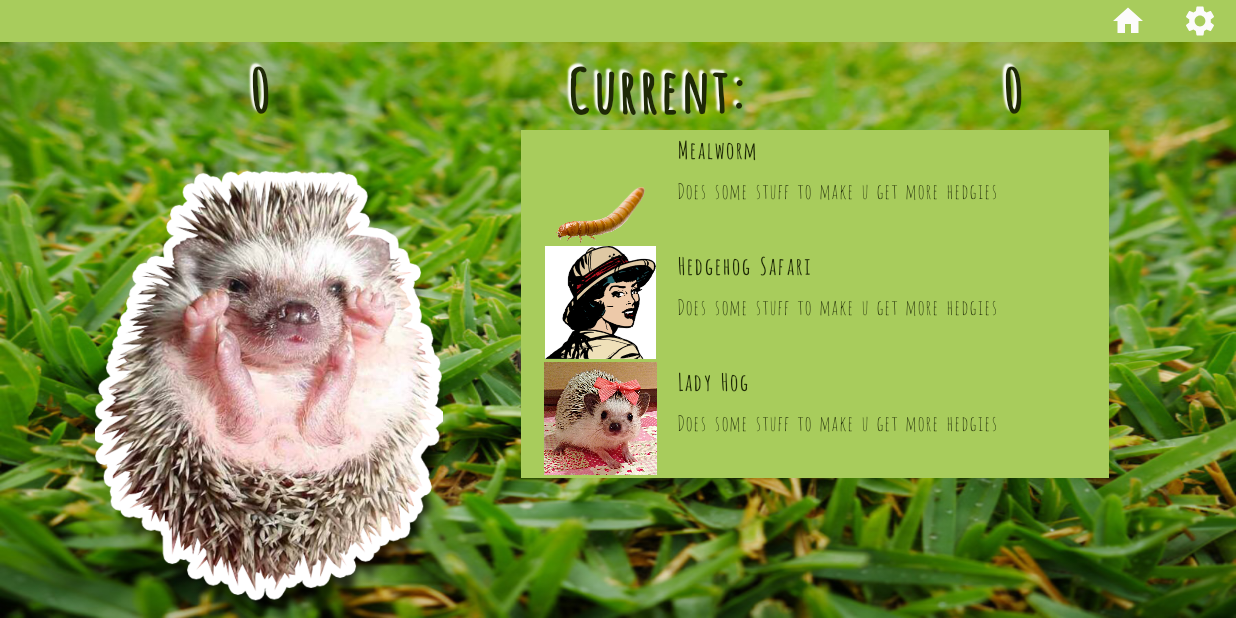
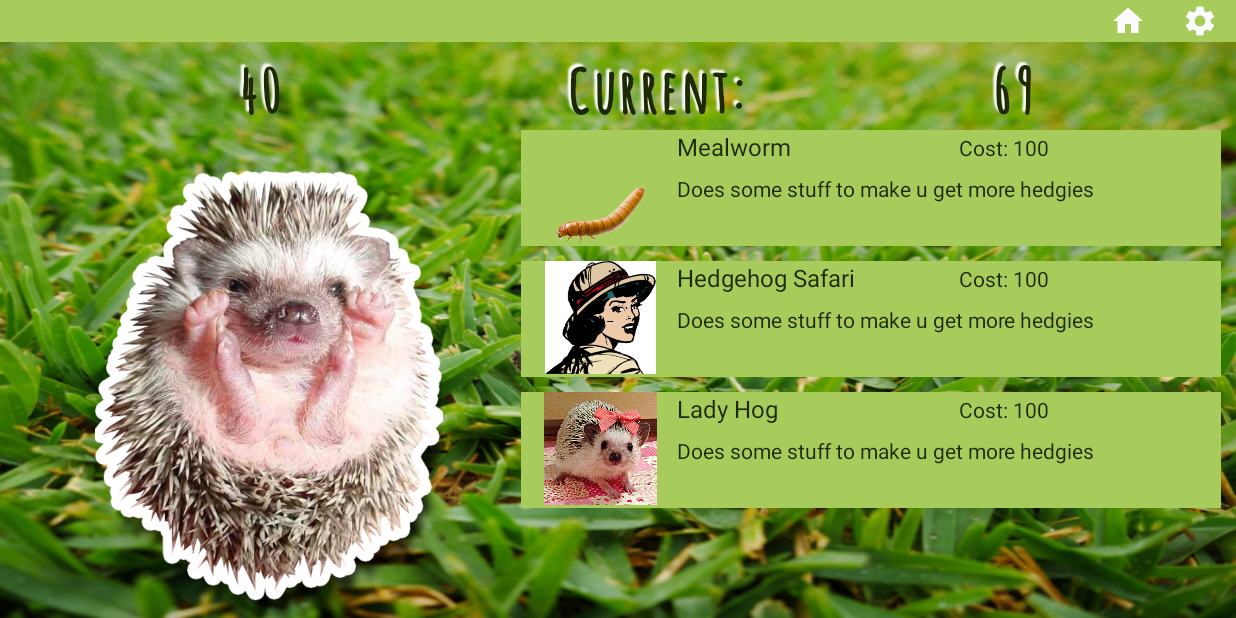
Before and after one commit to winter2022-comp3717/project-team-hedgehogs, an Android app: the GameActivity screen opened directly, with no data from a screen before it, on a phone screen of 824 x 412 dp (held sideways). Run offline under Robolectric (Android 15) with nearby library versions, the phone set to English and light mode, and no system bars; Roboto replaces fonts that are not available here.

Commit message:
added powerup recycler, adjusted layouts and i think make textview in story scrollable doesnt work yet so cant test

```diff
--- a/app/src/main/java/com/bcit/hedgehog_honeymoon/GameActivity.java
+++ b/app/src/main/java/com/bcit/hedgehog_honeymoon/GameActivity.java
@@ -148,9 +148,9 @@
     }
 
     PowerUps [] arr = new PowerUps[]{
-            new PowerUps ("Mealworm", "Does some stuff to make u get more hedgies", R.drawable.mealworm),
-            new PowerUps ("Hedgehog Safari", "Does some stuff to make u get more hedgies", R.drawable.safari),
-            new PowerUps ("Lady Hog", "Does some stuff to make u get more hedgies", R.drawable.ladyhog)
+            new PowerUps ("Mealworm", "Does some stuff to make u get more hedgies", "Cost: 100", R.drawable.mealworm),
+            new PowerUps ("Hedgehog Safari", "Does some stuff to make u get more hedgies", "Cost: 100", R.drawable.safari),
+            new PowerUps ("Lady Hog", "Does some stuff to make u get more hedgies", "Cost: 100", R.drawable.ladyhog)
     };
 
 }
--- a/app/src/main/java/com/bcit/hedgehog_honeymoon/PowerUpRecycler.java
+++ b/app/src/main/java/com/bcit/hedgehog_honeymoon/PowerUpRecycler.java
@@ -19,6 +19,7 @@
     public static class ViewHolder extends RecyclerView.ViewHolder {
         private final TextView nameValue;
         private final TextView descriptionValue;
+        private final TextView costValue;
         private final ImageView img;
 
         public ViewHolder(View view) {
@@ -26,6 +27,7 @@
 
             nameValue = view.findViewById(R.id.textView_power_up_name);
             descriptionValue = view.findViewById(R.id.textView_power_up_desc);
+            costValue = view.findViewById(R.id.textView_power_up_cost);
             img = view.findViewById(R.id.imageView_power_ups);
         }
 
@@ -34,6 +36,9 @@
         }
         public TextView getDescriptionValue() {
             return descriptionValue;
+        }
+        public TextView getCostValue() {
+            return costValue;
         }
         public ImageView getImg() {
             return img;
@@ -67,6 +72,7 @@
         PowerUps item = localDataSet[position];
         viewHolder.getNameValue().setText(item.getName());
         viewHolder.getDescriptionValue().setText(item.getDescription());
+        viewHolder.getCostValue().setText(item.getCost());
         viewHolder.getImg().setImageResource(item.getImageId());
     }
 
--- a/app/src/main/java/com/bcit/hedgehog_honeymoon/PowerUps.java
+++ b/app/src/main/java/com/bcit/hedgehog_honeymoon/PowerUps.java
@@ -3,11 +3,13 @@
 public class PowerUps {
     String name;
     String description;
+    String cost;
     int imageId;
 
-    public PowerUps(String name, String description, int imageId) {
+    public PowerUps(String name, String description, String cost, int imageId) {
         this.name = name;
         this.description = description;
+        this.cost = cost;
         this.imageId = imageId;
     }
 
@@ -34,4 +36,12 @@
     public void setImageId(int imageId) {
         this.imageId = imageId;
     }
+
+    public String getCost() {
+        return cost;
+    }
+
+    public void setCost(String cost) {
+        this.cost = cost;
+    }
 }
--- a/app/src/main/java/com/bcit/hedgehog_honeymoon/SaveState.java
+++ b/app/src/main/java/com/bcit/hedgehog_honeymoon/SaveState.java
@@ -22,11 +22,9 @@
         //? Why is is a JSON object? A little more trouble to deal with in Java,
         // but easier and more universal to save than a Java class, obviously Kat.
         this.context = context.getApplicationContext();
-        if(doesASaveStateExist()){
-            loadSaveGameFromDevice();
-        } else {
-            createNewSaveState();
-        }
+
+        createNewSaveState();
+
 
     }
 
--- a/app/src/main/java/com/bcit/hedgehog_honeymoon/StoryActivity.java
+++ b/app/src/main/java/com/bcit/hedgehog_honeymoon/StoryActivity.java
@@ -3,12 +3,20 @@
 import androidx.appcompat.app.AppCompatActivity;
 
 import android.os.Bundle;
+import android.text.method.ScrollingMovementMethod;
+import android.widget.TextView;
 
 public class StoryActivity extends AppCompatActivity {
+
+    TextView scrollable;
 
     @Override
     protected void onCreate(Bundle savedInstanceState) {
         super.onCreate(savedInstanceState);
         setContentView(R.layout.activity_story);
+        scrollable = (TextView)findViewById(R.id.textView_story);
+
+        //Enabling scrolling on TextView.
+        scrollable.setMovementMethod(new ScrollingMovementMethod());
     }
 }
--- a/app/src/main/res/layout-land/activity_game.xml
+++ b/app/src/main/res/layout-land/activity_game.xml
@@ -105,7 +105,8 @@
             <androidx.recyclerview.widget.RecyclerView
                 android:id="@+id/recycler_game"
                 android:layout_width="match_parent"
-                android:layout_height="295dp">
+                android:layout_height="295dp"
+                android:layout_marginRight="10dp">
 
             </androidx.recyclerview.widget.RecyclerView>
         </LinearLayout>
--- a/app/src/main/res/layout-land/activity_story.xml
+++ b/app/src/main/res/layout-land/activity_story.xml
@@ -26,7 +26,8 @@
             android:fontFamily="casual"
             android:textColor="@color/white"
             android:textSize="20sp"
-            android:textStyle="bold" />
+            android:textStyle="bold"
+            android:scrollbars="vertical"/>
 
         <Button
             android:id="@+id/button_story_return"
--- a/app/src/main/res/layout/recycler_power_ups.xml
+++ b/app/src/main/res/layout/recycler_power_ups.xml
@@ -2,8 +2,9 @@
 <LinearLayout xmlns:android="http://schemas.android.com/apk/res/android"
     xmlns:app="http://schemas.android.com/apk/res-auto"
     xmlns:tools="http://schemas.android.com/tools"
-    android:layout_width="wrap_content"
+    android:layout_width="match_parent"
     android:layout_height="wrap_content"
+    android:layout_marginBottom="10dp"
     android:background="@color/light_green"
     android:baselineAligned="false"
     android:orientation="vertical"
@@ -27,24 +28,42 @@
             android:layout_height="match_parent"
             android:orientation="vertical">
 
-            <TextView
-                android:id="@+id/textView_power_up_name"
+            <LinearLayout
                 android:layout_width="match_parent"
-                android:layout_height="4dp"
+                android:layout_height="3dp"
                 android:layout_weight="1"
-                android:fontFamily="@font/amatica_sc_bold"
-                android:text="Name of Power Up"
-                android:textColor="@color/super_dark_green"
-                android:textSize="16sp" />
+                android:orientation="horizontal">
+
+                <TextView
+                    android:id="@+id/textView_power_up_name"
+                    android:layout_width="150dp"
+                    android:layout_height="wrap_content"
+                    android:layout_weight="1"
+                    android:fontFamily="sans-serif"
+                    android:text="Name of Power Up"
+                    android:textColor="@color/super_dark_green"
+                    android:textSize="16sp" />
+
+                <TextView
+                    android:id="@+id/textView_power_up_cost"
+                    android:layout_width="wrap_content"
+                    android:layout_height="wrap_content"
+                    android:layout_weight="1"
+                    android:fontFamily="sans-serif"
+                    android:text="TextView"
+                    android:textColor="@color/super_dark_green" />
+
+            </LinearLayout>
 
             <TextView
                 android:id="@+id/textView_power_up_desc"
                 android:layout_width="match_parent"
                 android:layout_height="wrap_content"
                 android:layout_weight="1"
-                android:fontFamily="@font/amatica_sc"
+                android:fontFamily="sans-serif"
                 android:text="some details of power up go here woo X100 hedgies!"
-                android:textColor="@color/super_dark_green" />
+                android:textColor="@color/super_dark_green"
+                android:textSize="14sp" />
 
         </LinearLayout>
 
```
